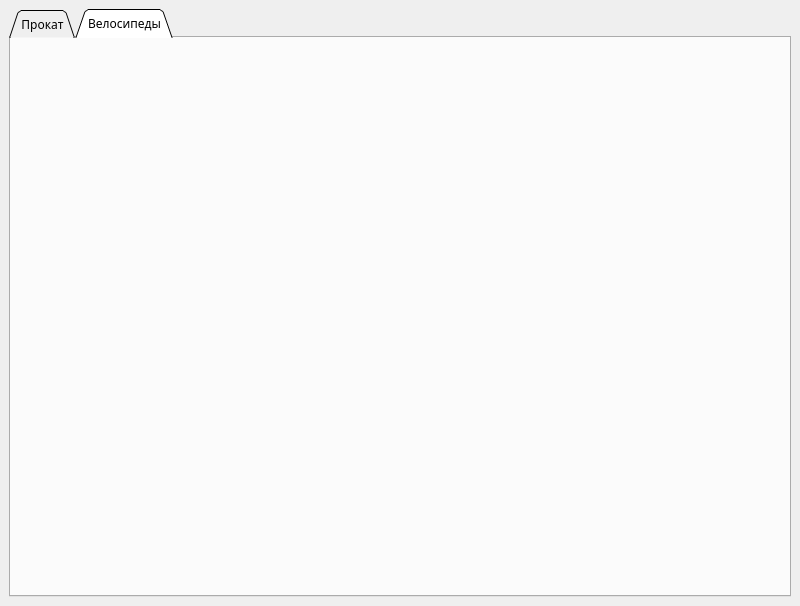
Old version of the form form.ui in the repository Ilya835/Python-downs.
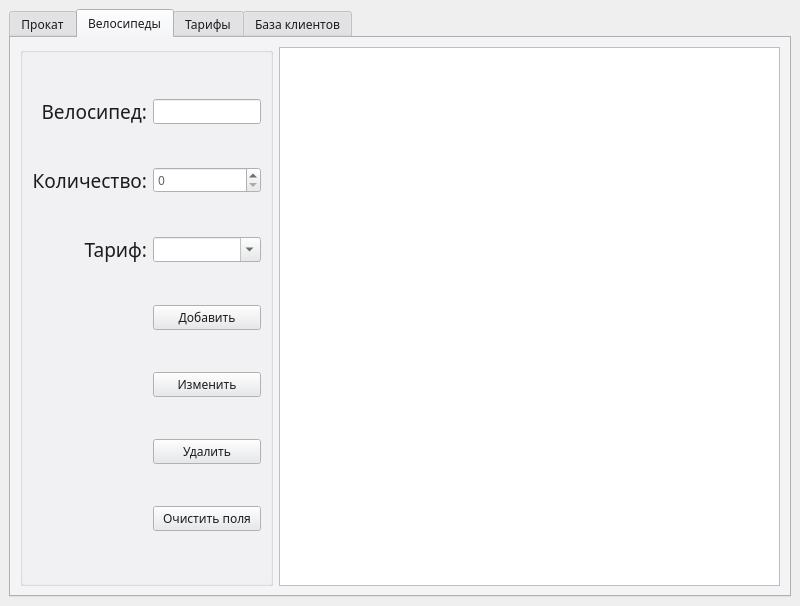
New version of the form. The open tabs and pages were chosen to show the change. Icons and pictures are not drawn.

What changed in the file:
```diff
--- a/form.ui
+++ b/form.ui
@@ -20,8 +20,450 @@
    <string>MainWindow</string>
   </property>
   <widget class="QWidget" name="centralwidget">
-   <layout class="QHBoxLayout" name="horizontalLayout">
-    <item>
+   <property name="palette">
+    <palette>
+     <active>
+      <colorrole role="WindowText">
+       <brush brushstyle="SolidPattern">
+        <color alpha="255">
+         <red>0</red>
+         <green>0</green>
+         <blue>0</blue>
+        </color>
+       </brush>
+      </colorrole>
+      <colorrole role="Button">
+       <brush brushstyle="SolidPattern">
+        <color alpha="255">
+         <red>255</red>
+         <green>255</green>
+         <blue>255</blue>
+        </color>
+       </brush>
+      </colorrole>
+      <colorrole role="Light">
+       <brush brushstyle="SolidPattern">
+        <color alpha="255">
+         <red>255</red>
+         <green>255</green>
+         <blue>255</blue>
+        </color>
+       </brush>
+      </colorrole>
+      <colorrole role="Midlight">
+       <brush brushstyle="SolidPattern">
+        <color alpha="255">
+         <red>255</red>
+         <green>255</green>
+         <blue>255</blue>
+        </color>
+       </brush>
+      </colorrole>
+      <colorrole role="Dark">
+       <brush brushstyle="SolidPattern">
+        <color alpha="255">
+         <red>127</red>
+         <green>127</green>
+         <blue>127</blue>
+        </color>
+       </brush>
+      </colorrole>
+      <colorrole role="Mid">
+       <brush brushstyle="SolidPattern">
+        <color alpha="255">
+         <red>170</red>
+         <green>170</green>
+         <blue>170</blue>
+        </color>
+       </brush>
+      </colorrole>
+      <colorrole role="Text">
+       <brush brushstyle="SolidPattern">
+        <color alpha="255">
+         <red>0</red>
+         <green>0</green>
+         <blue>0</blue>
+        </color>
+       </brush>
+      </colorrole>
+      <colorrole role="BrightText">
+       <brush brushstyle="SolidPattern">
+        <color alpha="255">
+         <red>255</red>
+         <green>255</green>
+         <blue>255</blue>
+        </color>
+       </brush>
+      </colorrole>
+      <colorrole role="ButtonText">
+       <brush brushstyle="SolidPattern">
+        <color alpha="255">
+         <red>0</red>
+         <green>0</green>
+         <blue>0</blue>
+        </color>
+       </brush>
+      </colorrole>
+      <colorrole role="Base">
+       <brush brushstyle="SolidPattern">
+        <color alpha="255">
+         <red>255</red>
+         <green>255</green>
+         <blue>255</blue>
+        </color>
+       </brush>
+      </colorrole>
+      <colorrole role="Window">
+       <brush brushstyle="SolidPattern">
+        <color alpha="255">
+         <red>255</red>
+         <green>255</green>
+         <blue>255</blue>
+        </color>
+       </brush>
+      </colorrole>
+      <colorrole role="Shadow">
+       <brush brushstyle="SolidPattern">
+        <color alpha="255">
+         <red>0</red>
+         <green>0</green>
+         <blue>0</blue>
+        </color>
+       </brush>
+      </colorrole>
+      <colorrole role="AlternateBase">
+       <brush brushstyle="SolidPattern">
+        <color alpha="255">
+         <red>255</red>
+         <green>255</green>
+         <blue>255</blue>
+        </color>
+       </brush>
+      </colorrole>
+      <colorrole role="ToolTipBase">
+       <brush brushstyle="SolidPattern">
+        <color alpha="255">
+         <red>255</red>
+         <green>255</green>
+         <blue>220</blue>
+        </color>
+       </brush>
+      </colorrole>
+      <colorrole role="ToolTipText">
+       <brush brushstyle="SolidPattern">
+        <color alpha="255">
+         <red>0</red>
+         <green>0</green>
+         <blue>0</blue>
+        </color>
+       </brush>
+      </colorrole>
+      <colorrole role="PlaceholderText">
+       <brush brushstyle="SolidPattern">
+        <color alpha="127">
+         <red>0</red>
+         <green>0</green>
+         <blue>0</blue>
+        </color>
+       </brush>
+      </colorrole>
+     </active>
+     <inactive>
+      <colorrole role="WindowText">
+       <brush brushstyle="SolidPattern">
+        <color alpha="255">
+         <red>28</red>
+         <green>28</green>
+         <blue>28</blue>
+        </color>
+       </brush>
+      </colorrole>
+      <colorrole role="Button">
+       <brush brushstyle="SolidPattern">
+        <color alpha="255">
+         <red>231</red>
+         <green>232</green>
+         <blue>235</blue>
+        </color>
+       </brush>
+      </colorrole>
+      <colorrole role="Light">
+       <brush brushstyle="SolidPattern">
+        <color alpha="255">
+         <red>255</red>
+         <green>255</green>
+         <blue>255</blue>
+        </color>
+       </brush>
+      </colorrole>
+      <colorrole role="Midlight">
+       <brush brushstyle="SolidPattern">
+        <color alpha="255">
+         <red>255</red>
+         <green>255</green>
+         <blue>255</blue>
+        </color>
+       </brush>
+      </colorrole>
+      <colorrole role="Dark">
+       <brush brushstyle="SolidPattern">
+        <color alpha="255">
+         <red>115</red>
+         <green>116</green>
+         <blue>117</blue>
+        </color>
+       </brush>
+      </colorrole>
+      <colorrole role="Mid">
+       <brush brushstyle="SolidPattern">
+        <color alpha="255">
+         <red>154</red>
+         <green>155</green>
+         <blue>157</blue>
+        </color>
+       </brush>
+      </colorrole>
+      <colorrole role="Text">
+       <brush brushstyle="SolidPattern">
+        <color alpha="255">
+         <red>92</red>
+         <green>97</green>
+         <blue>108</blue>
+        </color>
+       </brush>
+      </colorrole>
+      <colorrole role="BrightText">
+       <brush brushstyle="SolidPattern">
+        <color alpha="255">
+         <red>255</red>
+         <green>255</green>
+         <blue>255</blue>
+        </color>
+       </brush>
+      </colorrole>
+      <colorrole role="ButtonText">
+       <brush brushstyle="SolidPattern">
+        <color alpha="255">
+         <red>28</red>
+         <green>28</green>
+         <blue>28</blue>
+        </color>
+       </brush>
+      </colorrole>
+      <colorrole role="Base">
+       <brush brushstyle="SolidPattern">
+        <color alpha="255">
+         <red>255</red>
+         <green>255</green>
+         <blue>255</blue>
+        </color>
+       </brush>
+      </colorrole>
+      <colorrole role="Window">
+       <brush brushstyle="SolidPattern">
+        <color alpha="255">
+         <red>245</red>
+         <green>246</green>
+         <blue>247</blue>
+        </color>
+       </brush>
+      </colorrole>
+      <colorrole role="Shadow">
+       <brush brushstyle="SolidPattern">
+        <color alpha="255">
+         <red>118</red>
+         <green>118</green>
+         <blue>118</blue>
+        </color>
+       </brush>
+      </colorrole>
+      <colorrole role="AlternateBase">
+       <brush brushstyle="SolidPattern">
+        <color alpha="255">
+         <red>248</red>
+         <green>247</green>
+         <blue>246</blue>
+        </color>
+       </brush>
+      </colorrole>
+      <colorrole role="ToolTipBase">
+       <brush brushstyle="SolidPattern">
+        <color alpha="255">
+         <red>17</red>
+         <green>17</green>
+         <blue>17</blue>
+        </color>
+       </brush>
+      </colorrole>
+      <colorrole role="ToolTipText">
+       <brush brushstyle="SolidPattern">
+        <color alpha="255">
+         <red>255</red>
+         <green>255</green>
+         <blue>255</blue>
+        </color>
+       </brush>
+      </colorrole>
+      <colorrole role="PlaceholderText">
+       <brush brushstyle="SolidPattern">
+        <color alpha="128">
+         <red>0</red>
+         <green>0</green>
+         <blue>0</blue>
+        </color>
+       </brush>
+      </colorrole>
+     </inactive>
+     <disabled>
+      <colorrole role="WindowText">
+       <brush brushstyle="SolidPattern">
+        <color alpha="255">
+         <red>127</red>
+         <green>127</green>
+         <blue>127</blue>
+        </color>
+       </brush>
+      </colorrole>
+      <colorrole role="Button">
+       <brush brushstyle="SolidPattern">
+        <color alpha="255">
+         <red>255</red>
+         <green>255</green>
+         <blue>255</blue>
+        </color>
+       </brush>
+      </colorrole>
+      <colorrole role="Light">
+       <brush brushstyle="SolidPattern">
+        <color alpha="255">
+         <red>255</red>
+         <green>255</green>
+         <blue>255</blue>
+        </color>
+       </brush>
+      </colorrole>
+      <colorrole role="Midlight">
+       <brush brushstyle="SolidPattern">
+        <color alpha="255">
+         <red>255</red>
+         <green>255</green>
+         <blue>255</blue>
+        </color>
+       </brush>
+      </colorrole>
+      <colorrole role="Dark">
+       <brush brushstyle="SolidPattern">
+        <color alpha="255">
+         <red>127</red>
+         <green>127</green>
+         <blue>127</blue>
+        </color>
+       </brush>
+      </colorrole>
+      <colorrole role="Mid">
+       <brush brushstyle="SolidPattern">
+        <color alpha="255">
+         <red>170</red>
+         <green>170</green>
+         <blue>170</blue>
+        </color>
+       </brush>
+      </colorrole>
+      <colorrole role="Text">
+       <brush brushstyle="SolidPattern">
+        <color alpha="255">
+         <red>127</red>
+         <green>127</green>
+         <blue>127</blue>
+        </color>
+       </brush>
+      </colorrole>
+      <colorrole role="BrightText">
+       <brush brushstyle="SolidPattern">
+        <color alpha="255">
+         <red>255</red>
+         <green>255</green>
+         <blue>255</blue>
+        </color>
+       </brush>
+      </colorrole>
+      <colorrole role="ButtonText">
+       <brush brushstyle="SolidPattern">
+        <color alpha="255">
+         <red>127</red>
+         <green>127</green>
+         <blue>127</blue>
+        </color>
+       </brush>
+      </colorrole>
+      <colorrole role="Base">
+       <brush brushstyle="SolidPattern">
+        <color alpha="255">
+         <red>255</red>
+         <green>255</green>
+         <blue>255</blue>
+        </color>
+       </brush>
+      </colorrole>
+      <colorrole role="Window">
+       <brush brushstyle="SolidPattern">
+        <color alpha="255">
+         <red>255</red>
+         <green>255</green>
+         <blue>255</blue>
+        </color>
+       </brush>
+      </colorrole>
+      <colorrole role="Shadow">
+       <brush brushstyle="SolidPattern">
+        <color alpha="255">
+         <red>177</red>
+         <green>177</green>
+         <blue>177</blue>
+        </color>
+       </brush>
+      </colorrole>
+      <colorrole role="AlternateBase">
+       <brush brushstyle="SolidPattern">
+        <color alpha="255">
+         <red>248</red>
+         <green>247</green>
+         <blue>246</blue>
+        </color>
+       </brush>
+      </colorrole>
+      <colorrole role="ToolTipBase">
+       <brush brushstyle="SolidPattern">
+        <color alpha="255">
+         <red>17</red>
+         <green>17</green>
+         <blue>17</blue>
+        </color>
+       </brush>
+      </colorrole>
+      <colorrole role="ToolTipText">
+       <brush brushstyle="SolidPattern">
+        <color alpha="255">
+         <red>255</red>
+         <green>255</green>
+         <blue>255</blue>
+        </color>
+       </brush>
+      </colorrole>
+      <colorrole role="PlaceholderText">
+       <brush brushstyle="SolidPattern">
+        <color alpha="128">
+         <red>0</red>
+         <green>0</green>
+         <blue>0</blue>
+        </color>
+       </brush>
+      </colorrole>
+     </disabled>
+    </palette>
+   </property>
+   <layout class="QGridLayout" name="gridLayout_3">
+    <item row="0" column="0">
      <widget class="QTabWidget" name="tabWidget">
       <property name="sizePolicy">
        <sizepolicy hsizetype="Expanding" vsizetype="Expanding">
@@ -34,11 +476,23 @@
         <family>OCR A Becker RUS-LAT</family>
        </font>
       </property>
+      <property name="contextMenuPolicy">
+       <enum>Qt::DefaultContextMenu</enum>
+      </property>
+      <property name="layoutDirection">
+       <enum>Qt::LeftToRight</enum>
+      </property>
+      <property name="tabPosition">
+       <enum>QTabWidget::North</enum>
+      </property>
       <property name="tabShape">
-       <enum>QTabWidget::Triangular</enum>
+       <enum>QTabWidget::Rounded</enum>
       </property>
       <property name="currentIndex">
-       <number>0</number>
+       <number>1</number>
+      </property>
+      <property name="elideMode">
+       <enum>Qt::ElideNone</enum>
       </property>
       <property name="documentMode">
        <bool>false</bool>
@@ -308,6 +762,183 @@
       <widget class="QWidget" name="velos">
        <attribute name="title">
         <string>Велосипеды</string>
+       </attribute>
+       <layout class="QGridLayout" name="gridLayout_4">
+        <item row="0" column="0">
+         <widget class="QGroupBox" name="velo_box">
+          <property name="sizePolicy">
+           <sizepolicy hsizetype="Fixed" vsizetype="Expanding">
+            <horstretch>0</horstretch>
+            <verstretch>0</verstretch>
+           </sizepolicy>
+          </property>
+          <property name="layoutDirection">
+           <enum>Qt::LeftToRight</enum>
+          </property>
+          <property name="title">
+           <string/>
+          </property>
+          <property name="alignment">
+           <set>Qt::AlignCenter</set>
+          </property>
+          <property name="flat">
+           <bool>false</bool>
+          </property>
+          <layout class="QGridLayout" name="gridLayout_5">
+           <item row="0" column="0">
+            <widget class="QLabel" name="velo_velo_label">
+             <property name="sizePolicy">
+              <sizepolicy hsizetype="Minimum" vsizetype="Preferred">
+               <horstretch>0</horstretch>
+               <verstretch>0</verstretch>
+              </sizepolicy>
+             </property>
+             <property name="font">
+              <font>
+               <family>OCR A Becker RUS-LAT</family>
+               <pointsize>14</pointsize>
+              </font>
+             </property>
+             <property name="text">
+              <string>Велосипед:</string>
+             </property>
+             <property name="alignment">
+              <set>Qt::AlignRight|Qt::AlignTrailing|Qt::AlignVCenter</set>
+             </property>
+            </widget>
+           </item>
+           <item row="0" column="1">
+            <widget class="QLineEdit" name="velo_name"/>
+           </item>
+           <item row="1" column="0">
+            <widget class="QLabel" name="velo_count_label">
+             <property name="font">
+              <font>
+               <family>OCR A Becker RUS-LAT</family>
+               <pointsize>14</pointsize>
+              </font>
+             </property>
+             <property name="text">
+              <string>Количество:</string>
+             </property>
+             <property name="alignment">
+              <set>Qt::AlignRight|Qt::AlignTrailing|Qt::AlignVCenter</set>
+             </property>
+            </widget>
+           </item>
+           <item row="1" column="1">
+            <widget class="QSpinBox" name="velo_count"/>
+           </item>
+           <item row="2" column="0">
+            <widget class="QLabel" name="velo_tarif_label">
+             <property name="font">
+              <font>
+               <family>OCR A Becker RUS-LAT</family>
+               <pointsize>14</pointsize>
+              </font>
+             </property>
+             <property name="text">
+              <string>Тариф:</string>
+             </property>
+             <property name="alignment">
+              <set>Qt::AlignRight|Qt::AlignTrailing|Qt::AlignVCenter</set>
+             </property>
+            </widget>
+           </item>
+           <item row="2" column="1">
+            <widget class="QComboBox" name="velo_tarif">
+             <property name="editable">
+              <bool>true</bool>
+             </property>
+            </widget>
+           </item>
+           <item row="3" column="1">
+            <widget class="QPushButton" name="add_velo">
+             <property name="sizePolicy">
+              <sizepolicy hsizetype="Minimum" vsizetype="Fixed">
+               <horstretch>0</horstretch>
+               <verstretch>0</verstretch>
+              </sizepolicy>
+             </property>
+             <property name="text">
+              <string>Добавить</string>
+             </property>
+             <property name="autoDefault">
+              <bool>false</bool>
+             </property>
+             <property name="default">
+              <bool>false</bool>
+             </property>
+             <property name="flat">
+              <bool>false</bool>
+             </property>
+            </widget>
+           </item>
+           <item row="4" column="1">
+            <widget class="QPushButton" name="edit_velo">
+             <property name="text">
+              <string>Изменить</string>
+             </property>
+            </widget>
+           </item>
+           <item row="5" column="1">
+            <widget class="QPushButton" name="delete_velo">
+             <property name="text">
+              <string>Удалить</string>
+             </property>
+            </widget>
+           </item>
+           <item row="6" column="1">
+            <widget class="QPushButton" name="clear_velo">
+             <property name="text">
+              <string>Очистить поля</string>
+             </property>
+            </widget>
+           </item>
+          </layout>
+         </widget>
+        </item>
+        <item row="0" column="1">
+         <widget class="QTableView" name="velo_table">
+          <property name="frameShape">
+           <enum>QFrame::StyledPanel</enum>
+          </property>
+          <property name="frameShadow">
+           <enum>QFrame::Sunken</enum>
+          </property>
+          <property name="midLineWidth">
+           <number>0</number>
+          </property>
+          <property name="editTriggers">
+           <set>QAbstractItemView::NoEditTriggers</set>
+          </property>
+          <property name="selectionMode">
+           <enum>QAbstractItemView::SingleSelection</enum>
+          </property>
+          <property name="selectionBehavior">
+           <enum>QAbstractItemView::SelectRows</enum>
+          </property>
+          <property name="sortingEnabled">
+           <bool>false</bool>
+          </property>
+          <property name="cornerButtonEnabled">
+           <bool>false</bool>
+          </property>
+          <attribute name="horizontalHeaderCascadingSectionResizes">
+           <bool>true</bool>
+          </attribute>
+         </widget>
+        </item>
+       </layout>
+      </widget>
+      <widget class="QWidget" name="tarif">
+       <attribute name="title">
+        <string>Тарифы</string>
+       </attribute>
+      </widget>
+      <widget class="QWidget" name="clients">
+       <attribute name="title">
+        <string>База клиентов</string>
        </attribute>
       </widget>
      </widget>
```
Left out of the diff: 218 changed lines with no effect on the pictures.
